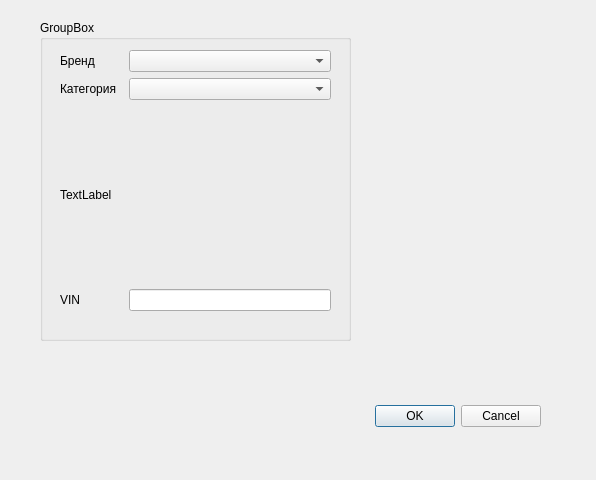
Above: Cars/commoncardialog.ui from Sakton/CONVEYANCE_QV1 before the change. Below: the same form after it.
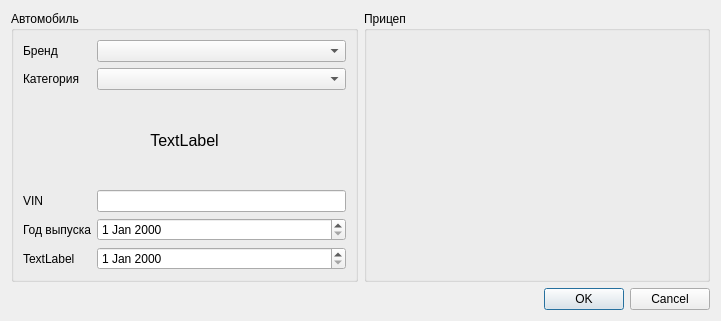
That is the form after the change. Custom widgets are drawn as their Qt base class.

```diff
--- a/Cars/commoncardialog.ui
+++ b/Cars/commoncardialog.ui
@@ -6,58 +6,41 @@
    <rect>
     <x>0</x>
     <y>0</y>
-    <width>596</width>
-    <height>480</height>
+    <width>721</width>
+    <height>321</height>
    </rect>
   </property>
   <property name="windowTitle">
    <string>Dialog</string>
   </property>
-  <widget class="QDialogButtonBox" name="buttonBox">
-   <property name="geometry">
-    <rect>
-     <x>150</x>
-     <y>400</y>
-     <width>391</width>
-     <height>32</height>
-    </rect>
-   </property>
-   <property name="orientation">
-    <enum>Qt::Horizontal</enum>
-   </property>
-   <property name="standardButtons">
-    <set>QDialogButtonBox::Cancel|QDialogButtonBox::Ok</set>
-   </property>
-  </widget>
+  <layout class="QGridLayout" name="gridLayout_4">
+   <item row="0" column="0">
   <widget class="QGroupBox" name="groupBox">
-   <property name="geometry">
-    <rect>
-     <x>40</x>
-     <y>20</y>
-     <width>311</width>
-     <height>321</height>
-    </rect>
+     <property name="sizePolicy">
+      <sizepolicy hsizetype="Preferred" vsizetype="Preferred">
+       <horstretch>0</horstretch>
+       <verstretch>0</verstretch>
+      </sizepolicy>
    </property>
    <property name="title">
-    <string>GroupBox</string>
-   </property>
-   <widget class="QWidget" name="gridLayoutWidget">
-    <property name="geometry">
-     <rect>
-      <x>20</x>
-      <y>30</y>
-      <width>271</width>
-      <height>261</height>
-     </rect>
-    </property>
+      <string>Автомобиль</string>
+     </property>
+     <layout class="QGridLayout" name="gridLayout_2">
+      <item row="0" column="0">
     <layout class="QGridLayout" name="gridLayout">
-     <item row="1" column="2">
-      <widget class="ComboBoxCarCategories" name="comboBoxCarCategories"/>
-     </item>
-     <item row="1" column="0">
-      <widget class="QLabel" name="label_3">
-       <property name="text">
-        <string>Категория</string>
+        <item row="4" column="1">
+         <widget class="QDateEdit" name="dateEdit"/>
+        </item>
+        <item row="3" column="1">
+         <widget class="QLineEdit" name="lineEdit"/>
+        </item>
+        <item row="1" column="1">
+         <widget class="ComboBoxCarCategories" name="comboBoxCarCategories">
+          <property name="sizePolicy">
+           <sizepolicy hsizetype="Preferred" vsizetype="Fixed">
+            <horstretch>0</horstretch>
+            <verstretch>0</verstretch>
+           </sizepolicy>
        </property>
       </widget>
      </item>
@@ -68,6 +51,13 @@
        </property>
       </widget>
      </item>
+        <item row="4" column="0">
+         <widget class="QLabel" name="label_4">
+          <property name="text">
+           <string>Год выпуска</string>
+          </property>
+         </widget>
+        </item>
      <item row="3" column="0">
       <widget class="QLabel" name="label">
        <property name="text">
@@ -75,22 +65,98 @@
        </property>
       </widget>
      </item>
-     <item row="3" column="2">
-      <widget class="QLineEdit" name="lineEdit"/>
-     </item>
-     <item row="0" column="2">
-      <widget class="ComboBoxCarBrand" name="comboBoxCarBrand"/>
-     </item>
-     <item row="2" column="0" colspan="3">
-      <widget class="QLabel" name="labelDescriptionCategory">
+        <item row="0" column="1">
+         <widget class="ComboBoxCarBrand" name="comboBoxCarBrand">
+          <property name="sizePolicy">
+           <sizepolicy hsizetype="Preferred" vsizetype="Fixed">
+            <horstretch>0</horstretch>
+            <verstretch>0</verstretch>
+           </sizepolicy>
+          </property>
+         </widget>
+        </item>
+        <item row="2" column="0" colspan="2">
+         <widget class="QLabel" name="labelCategoryName">
+          <property name="sizePolicy">
+           <sizepolicy hsizetype="Preferred" vsizetype="Preferred">
+            <horstretch>0</horstretch>
+            <verstretch>0</verstretch>
+           </sizepolicy>
+          </property>
+          <property name="font">
+           <font>
+            <pointsize>12</pointsize>
+           </font>
+          </property>
+          <property name="text">
+           <string>TextLabel</string>
+          </property>
+          <property name="scaledContents">
+           <bool>true</bool>
+          </property>
+          <property name="alignment">
+           <set>Qt::AlignCenter</set>
+          </property>
+          <property name="wordWrap">
+           <bool>true</bool>
+          </property>
+          <property name="textInteractionFlags">
+           <set>Qt::NoTextInteraction</set>
+          </property>
+         </widget>
+        </item>
+        <item row="1" column="0">
+         <widget class="QLabel" name="label_3">
        <property name="text">
+           <string>Категория</string>
+          </property>
+         </widget>
+        </item>
+        <item row="5" column="0">
+         <widget class="QLabel" name="label_5">
+          <property name="text">
         <string>TextLabel</string>
        </property>
       </widget>
      </item>
-    </layout>
-   </widget>
-  </widget>
+        <item row="5" column="1">
+         <widget class="QDateEdit" name="dateEdit_2"/>
+        </item>
+       </layout>
+      </item>
+     </layout>
+    </widget>
+   </item>
+   <item row="0" column="1">
+    <widget class="QGroupBox" name="groupBox_2">
+     <property name="title">
+      <string>Прицеп</string>
+     </property>
+     <layout class="QGridLayout" name="gridLayout_3">
+      <item row="0" column="0">
+       <widget class="SemitrailersView" name="widget" native="true">
+        <property name="sizePolicy">
+         <sizepolicy hsizetype="Preferred" vsizetype="Expanding">
+          <horstretch>0</horstretch>
+          <verstretch>0</verstretch>
+         </sizepolicy>
+        </property>
+       </widget>
+      </item>
+     </layout>
+    </widget>
+   </item>
+   <item row="1" column="1">
+    <widget class="QDialogButtonBox" name="buttonBox">
+     <property name="orientation">
+      <enum>Qt::Horizontal</enum>
+     </property>
+     <property name="standardButtons">
+      <set>QDialogButtonBox::Cancel|QDialogButtonBox::Ok</set>
+     </property>
+    </widget>
+   </item>
+  </layout>
  </widget>
  <customwidgets>
   <customwidget>
@@ -103,6 +169,12 @@
    <extends>QComboBox</extends>
    <header>comboboxcarcategories.h</header>
   </customwidget>
+  <customwidget>
+   <class>SemitrailersView</class>
+   <extends>QWidget</extends>
+   <header>semitrailersview.h</header>
+   <container>1</container>
+  </customwidget>
  </customwidgets>
  <resources/>
  <connections>
```
Left out of the diff: 16 changed lines with no effect on the pictures. Lines whose indentation alone changed are shown as unchanged.
